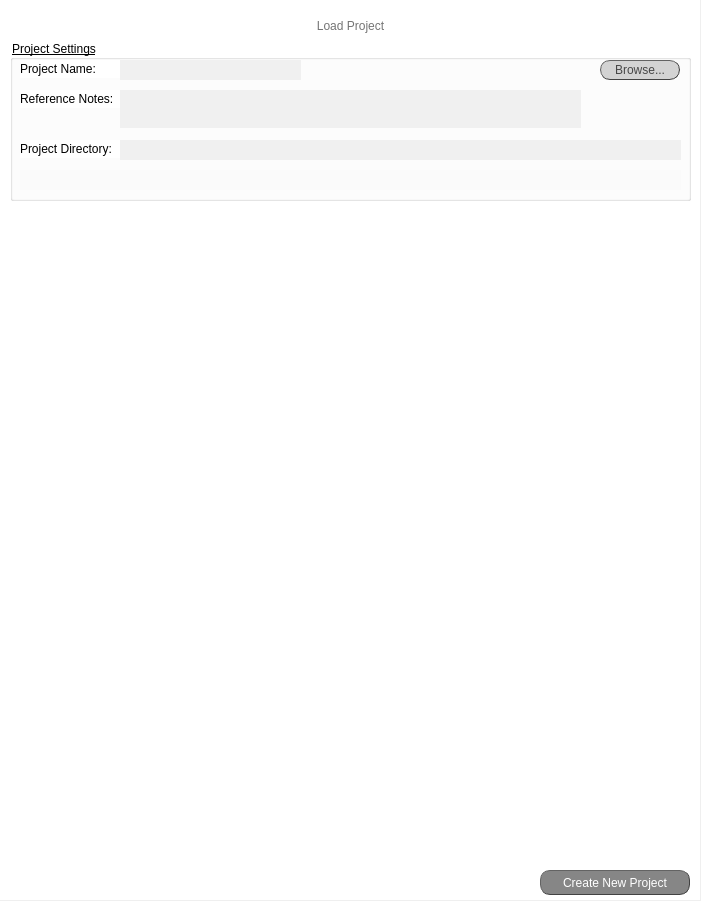
This is load_project_screen.ui in jsanchez679/morphoHeart_rev as Qt 5 draws it before an edit. The edited form follows.
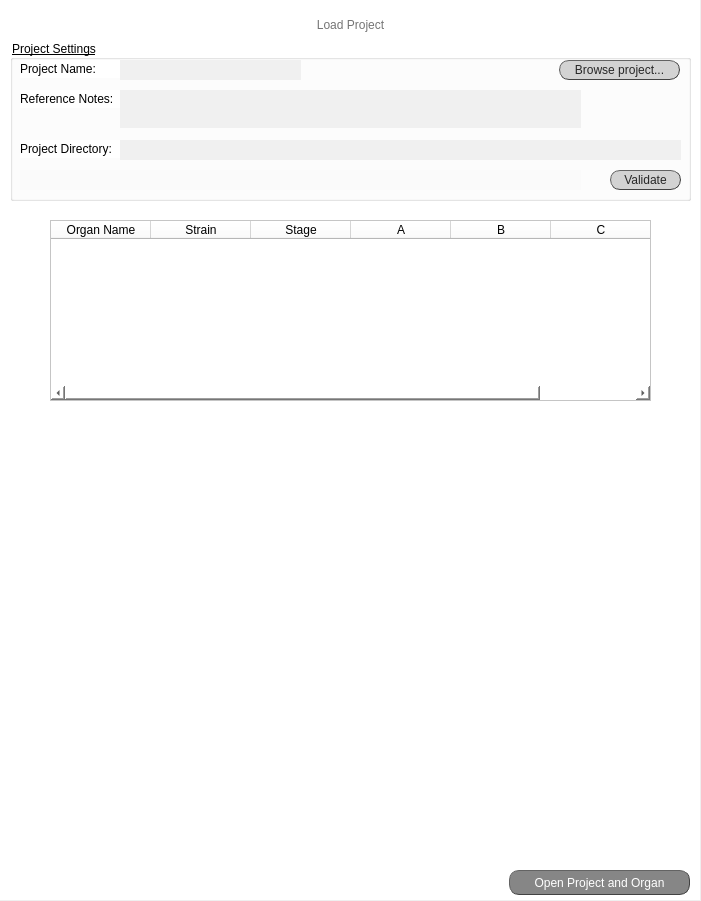
This is the edited form.

Commit message: Still setting up create project screen

```diff
--- a/load_project_screen.ui
+++ b/load_project_screen.ui
@@ -41,7 +41,7 @@
      <string notr="true">font: 25 14pt &quot;Calibri Light&quot;; color: rgb(116, 116, 116)</string>
     </property>
     <property name="text">
-     <string>Load Project</string>
+     <string>&lt;html&gt;&lt;head/&gt;&lt;body&gt;&lt;p&gt;&lt;span style=&quot; font-weight:400;&quot;&gt;Load Project&lt;/span&gt;&lt;/p&gt;&lt;/body&gt;&lt;/html&gt;</string>
     </property>
     <property name="alignment">
      <set>Qt::AlignCenter</set>
@@ -50,23 +50,29 @@
    <widget class="QPushButton" name="button_new_proj">
     <property name="geometry">
      <rect>
-      <x>540</x>
+      <x>509</x>
       <y>870</y>
-      <width>150</width>
+      <width>181</width>
       <height>25</height>
      </rect>
     </property>
     <property name="styleSheet">
-     <string notr="true">border-radius:10px;
+     <string notr="true">QPushButton{border-radius:10px;
 border-width: 1px;
 border-style: outset;
 border-color: rgb(66, 66, 66);
 background-color: rgb(134, 134, 134); 
 color: rgb(255, 255, 255);
-font: 11pt &quot;Calibri&quot;;</string>
+font: 11pt &quot;Calibri&quot;;}
+
+QPushButton:hover{
+	background-color: rgba(162, 0, 122,180);
+	border-color: rgba(162, 0, 122,180);
+	border-width: 2px}
+</string>
     </property>
     <property name="text">
-     <string>Create New Project</string>
+     <string>Open Project and Organ</string>
     </property>
    </widget>
    <widget class="QLabel" name="mH_logo_XS">
@@ -139,23 +145,28 @@
     <widget class="QPushButton" name="button_browse_proj">
      <property name="geometry">
       <rect>
-       <x>590</x>
+       <x>549</x>
        <y>20</y>
-       <width>80</width>
+       <width>121</width>
        <height>20</height>
       </rect>
      </property>
      <property name="styleSheet">
-      <string notr="true">border-radius:10px;
+      <string notr="true">QPushButton{border-radius:10px;
 border-width: 1px;
 border-style: outset;
 border-color: rgb(66, 66, 66);
 background-color: rgb(211, 211, 211);
-color: rgb(71, 71, 71);
-font: 10pt &quot;Calibri Light&quot;;</string>
+color: rgb(39, 39, 39);
+font: 10pt &quot;Calibri Light&quot;;}
+
+QPushButton:hover{
+background-color: #eb6fbd;
+border-color: #672146
+}</string>
      </property>
      <property name="text">
-      <string>Browse...</string>
+      <string>Browse project...</string>
      </property>
     </widget>
     <widget class="QLabel" name="lab_proj_dir">
@@ -197,7 +208,7 @@
       <rect>
        <x>10</x>
        <y>130</y>
-       <width>661</width>
+       <width>561</width>
        <height>20</height>
       </rect>
      </property>
@@ -252,6 +263,82 @@
       <string/>
      </property>
     </widget>
+    <widget class="QPushButton" name="button_validate_new_proj">
+     <property name="geometry">
+      <rect>
+       <x>600</x>
+       <y>130</y>
+       <width>71</width>
+       <height>20</height>
+      </rect>
+     </property>
+     <property name="autoFillBackground">
+      <bool>false</bool>
+     </property>
+     <property name="styleSheet">
+      <string notr="true">QPushButton{border-radius:10px;
+border-width: 1px;
+border-style: outset;
+border-color: rgb(66, 66, 66);
+background-color: rgb(211, 211, 211);
+color: rgb(39, 39, 39);
+font: 10pt &quot;Calibri Light&quot;;}
+
+QPushButton:hover{
+background-color: #eb6fbd;
+border-color: #672146
+}</string>
+     </property>
+     <property name="text">
+      <string>Validate</string>
+     </property>
+     <property name="checkable">
+      <bool>true</bool>
+     </property>
+     <property name="autoExclusive">
+      <bool>false</bool>
+     </property>
+    </widget>
+   </widget>
+   <widget class="QTableWidget" name="table_channel_settings">
+    <property name="geometry">
+     <rect>
+      <x>50</x>
+      <y>220</y>
+      <width>601</width>
+      <height>181</height>
+     </rect>
+    </property>
+    <column>
+     <property name="text">
+      <string>Organ Name</string>
+     </property>
+    </column>
+    <column>
+     <property name="text">
+      <string>Strain</string>
+     </property>
+    </column>
+    <column>
+     <property name="text">
+      <string>Stage</string>
+     </property>
+    </column>
+    <column>
+     <property name="text">
+      <string>A</string>
+     </property>
+    </column>
+    <column>
+     <property name="text">
+      <string>B</string>
+     </property>
+    </column>
+    <column>
+     <property name="text">
+      <string>C</string>
+     </property>
+    </column>
    </widget>
   </widget>
  </widget>
```
Left out of the diff: 2 changed lines with no effect on the pictures. The commit also changes 7 other files.
